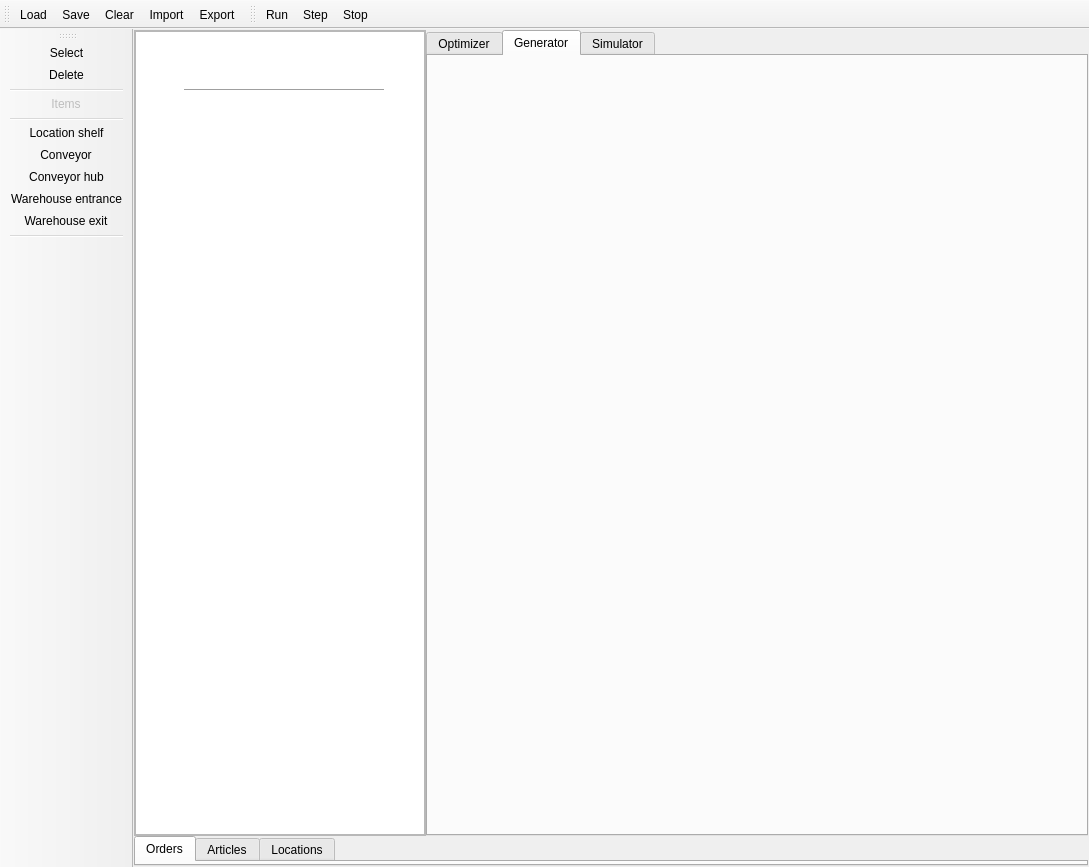
This is src/gui/mainwindow.ui in kocica/warehouse-manager as Qt 5 draws it before an edit. The edited form follows.
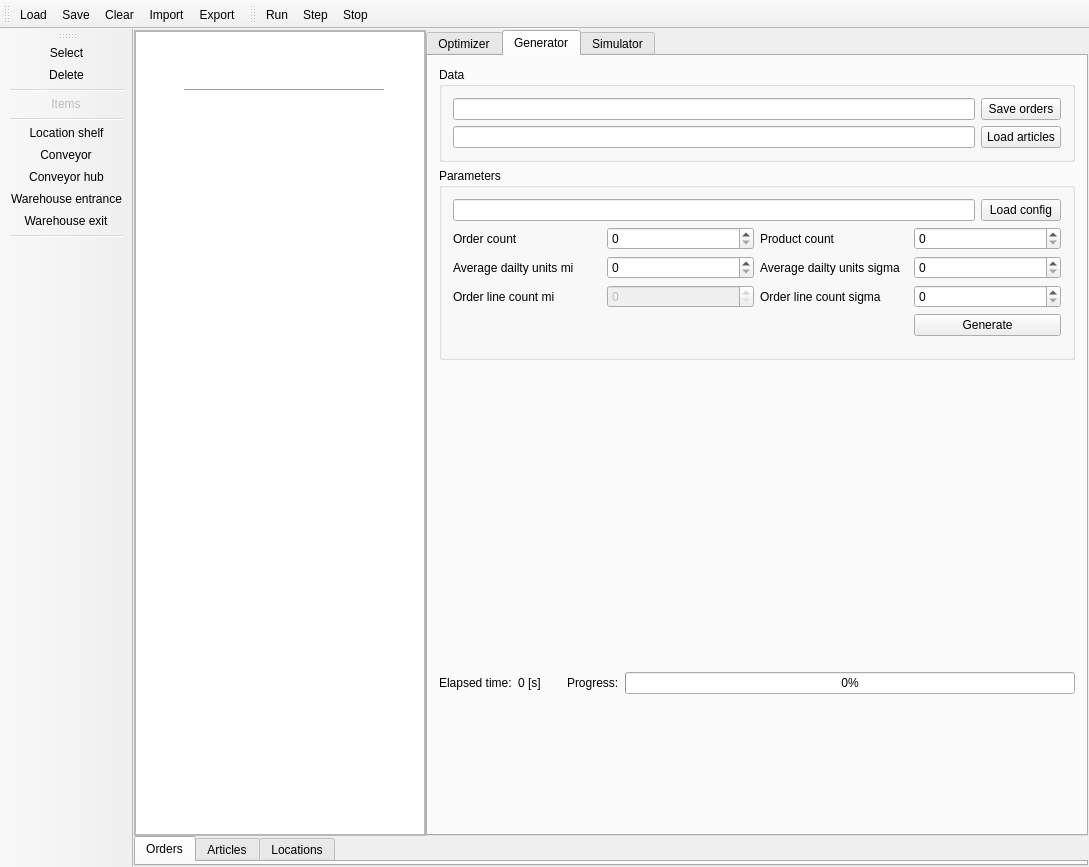
This is the edited form. The open tabs and pages were chosen to show the change. Icons and pictures are not drawn. Custom widgets are drawn as their Qt base class.

Commit message: UI Generator layout

The edit to the form file:
```diff
--- a/src/gui/mainwindow.ui
+++ b/src/gui/mainwindow.ui
@@ -625,6 +625,261 @@
            <attribute name="title">
             <string>Generator</string>
            </attribute>
+           <layout class="QVBoxLayout" name="verticalLayout_6">
+            <item>
+             <widget class="QGroupBox" name="dataGen">
+              <property name="title">
+               <string>Data</string>
+              </property>
+              <layout class="QVBoxLayout" name="verticalLayout_5">
+               <item>
+                <layout class="QHBoxLayout" name="ordersLayoutGen">
+                 <item>
+                  <widget class="QLineEdit" name="ordersLineGen"/>
+                 </item>
+                 <item>
+                  <widget class="QPushButton" name="ordersSaveGen">
+                   <property name="text">
+                    <string>Save orders</string>
+                   </property>
+                  </widget>
+                 </item>
+                </layout>
+               </item>
+               <item>
+                <layout class="QHBoxLayout" name="articlesLayoutGen">
+                 <item>
+                  <widget class="QLineEdit" name="articlesLineGen"/>
+                 </item>
+                 <item>
+                  <widget class="QPushButton" name="articlesLoadGen">
+                   <property name="text">
+                    <string>Load articles</string>
+                   </property>
+                  </widget>
+                 </item>
+                </layout>
+               </item>
+              </layout>
+             </widget>
+            </item>
+            <item>
+             <widget class="QGroupBox" name="generatorParameters">
+              <property name="title">
+               <string>Parameters</string>
+              </property>
+              <layout class="QVBoxLayout" name="verticalLayout_7">
+               <item>
+                <layout class="QHBoxLayout" name="configLayoutGen">
+                 <property name="bottomMargin">
+                  <number>0</number>
+                 </property>
+                 <item>
+                  <widget class="QLineEdit" name="configLineGen"/>
+                 </item>
+                 <item>
+                  <widget class="QPushButton" name="configLoadGen">
+                   <property name="text">
+                    <string>Load config</string>
+                   </property>
+                  </widget>
+                 </item>
+                </layout>
+               </item>
+               <item>
+                <layout class="QGridLayout" name="genParams">
+                 <property name="bottomMargin">
+                  <number>10</number>
+                 </property>
+                 <item row="1" column="3">
+                  <widget class="QSpinBox" name="aduSigma">
+                   <property name="maximum">
+                    <number>1000</number>
+                   </property>
+                   <property name="singleStep">
+                    <number>10</number>
+                   </property>
+                  </widget>
+                 </item>
+                 <item row="1" column="2">
+                  <widget class="QLabel" name="aduSigmaLine">
+                   <property name="text">
+                    <string>Average dailty units sigma</string>
+                   </property>
+                  </widget>
+                 </item>
+                 <item row="2" column="1">
+                  <widget class="QSpinBox" name="orlCountMi">
+                   <property name="enabled">
+                    <bool>false</bool>
+                   </property>
+                   <property name="maximum">
+                    <number>1000</number>
+                   </property>
+                   <property name="singleStep">
+                    <number>10</number>
+                   </property>
+                  </widget>
+                 </item>
+                 <item row="2" column="0">
+                  <widget class="QLabel" name="orlCountMiLine">
+                   <property name="text">
+                    <string>Order line count mi</string>
+                   </property>
+                  </widget>
+                 </item>
+                 <item row="1" column="0">
+                  <widget class="QLabel" name="aduMiLine">
+                   <property name="text">
+                    <string>Average dailty units mi</string>
+                   </property>
+                  </widget>
+                 </item>
+                 <item row="2" column="3">
+                  <widget class="QSpinBox" name="orlCountSigma">
+                   <property name="maximum">
+                    <number>100</number>
+                   </property>
+                  </widget>
+                 </item>
+                 <item row="0" column="1">
+                  <widget class="QSpinBox" name="orderCount">
+                   <property name="maximum">
+                    <number>100000</number>
+                   </property>
+                   <property name="singleStep">
+                    <number>100</number>
+                   </property>
+                  </widget>
+                 </item>
+                 <item row="2" column="2">
+                  <widget class="QLabel" name="orlCountSigmaLine">
+                   <property name="text">
+                    <string>Order line count sigma</string>
+                   </property>
+                  </widget>
+                 </item>
+                 <item row="0" column="0">
+                  <widget class="QLabel" name="orderCountLine">
+                   <property name="text">
+                    <string>Order count</string>
+                   </property>
+                  </widget>
+                 </item>
+                 <item row="0" column="2">
+                  <widget class="QLabel" name="productCountLine">
+                   <property name="text">
+                    <string>Product count</string>
+                   </property>
+                  </widget>
+                 </item>
+                 <item row="0" column="3">
+                  <widget class="QSpinBox" name="productCount">
+                   <property name="maximum">
+                    <number>10000</number>
+                   </property>
+                   <property name="singleStep">
+                    <number>100</number>
+                   </property>
+                  </widget>
+                 </item>
+                 <item row="1" column="1">
+                  <widget class="QSpinBox" name="aduMi">
+                   <property name="maximum">
+                    <number>10000</number>
+                   </property>
+                   <property name="singleStep">
+                    <number>100</number>
+                   </property>
+                  </widget>
+                 </item>
+                 <item row="3" column="3">
+                  <widget class="QPushButton" name="generateOrders">
+                   <property name="text">
+                    <string>Generate</string>
+                   </property>
+                  </widget>
+                 </item>
+                </layout>
+               </item>
+              </layout>
+             </widget>
+            </item>
+            <item>
+             <widget class="QCustomPlot" name="aduPlot" native="true">
+              <property name="minimumSize">
+               <size>
+                <width>0</width>
+                <height>300</height>
+               </size>
+              </property>
+             </widget>
+            </item>
+            <item>
+             <layout class="QHBoxLayout" name="horizontalLayout_3">
+              <property name="bottomMargin">
+               <number>10</number>
+              </property>
+              <item>
+               <widget class="QLabel" name="elapsedTimeLabelGen">
+                <property name="text">
+                 <string>Elapsed time:</string>
+                </property>
+               </widget>
+              </item>
+              <item>
+               <widget class="QLabel" name="elapsedTimeGen">
+                <property name="text">
+                 <string>0 [s]</string>
+                </property>
+               </widget>
+              </item>
+              <item>
+               <spacer name="horizontalSpacerGen">
+                <property name="orientation">
+                 <enum>Qt::Horizontal</enum>
+                </property>
+                <property name="sizeType">
+                 <enum>QSizePolicy::Fixed</enum>
+                </property>
+                <property name="sizeHint" stdset="0">
+                 <size>
+                  <width>20</width>
+                  <height>20</height>
+                 </size>
+                </property>
+               </spacer>
+              </item>
+              <item>
+               <widget class="QLabel" name="progressBarLabelGen">
+                <property name="text">
+                 <string>Progress:</string>
+                </property>
+               </widget>
+              </item>
+              <item>
+               <widget class="QProgressBar" name="progressBarGen">
+                <property name="value">
+                 <number>0</number>
+                </property>
+               </widget>
+              </item>
+             </layout>
+            </item>
+            <item>
+             <spacer name="verticalSpacerGen">
+              <property name="orientation">
+               <enum>Qt::Vertical</enum>
+              </property>
+              <property name="sizeHint" stdset="0">
+               <size>
+                <width>20</width>
+                <height>40</height>
+               </size>
+              </property>
+             </spacer>
+            </item>
+           </layout>
           </widget>
           <widget class="QWidget" name="simulator">
            <attribute name="title">
```
Left out of the diff: 122 changed lines with no effect on the pictures. The commit also changes 3 other files.
